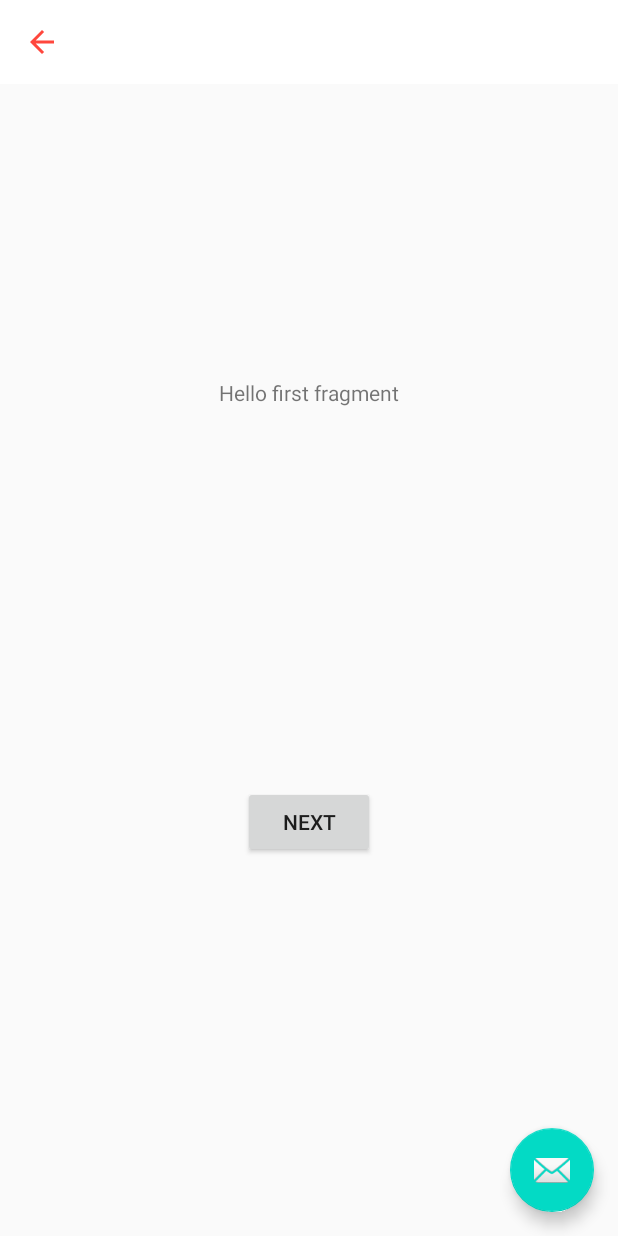
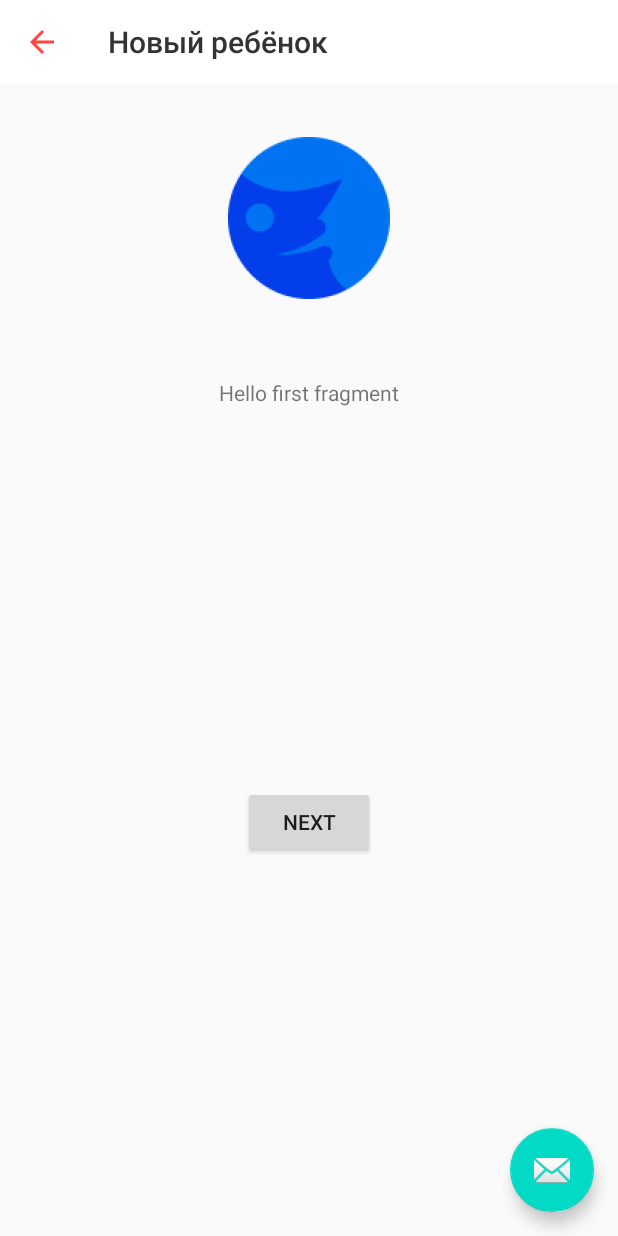
Before and after one commit to NurseyitTursunkulov/TestRussiaIvan, an Android app: the screen it shows after launch (MainActivity), on a phone screen of 412 x 824 dp. Run offline under Robolectric (Android 15) with nearby library versions, the phone set to English and light mode, and no system bars.

Commit message:
toolbar added

```diff
--- a/app/src/main/res/layout/fragment_first.xml
+++ b/app/src/main/res/layout/fragment_first.xml
@@ -25,4 +25,19 @@
         app:layout_constraintEnd_toEndOf="parent"
         app:layout_constraintStart_toStartOf="parent"
         app:layout_constraintTop_toBottomOf="@id/textview_first" />
+
+    <ImageView
+        android:id="@+id/imageView"
+        android:layout_width="wrap_content"
+        android:layout_height="wrap_content"
+        android:layout_marginStart="125dp"
+        android:layout_marginLeft="125dp"
+        android:layout_marginTop="91dp"
+        android:layout_marginEnd="125dp"
+        android:layout_marginRight="125dp"
+        android:src="@mipmap/photo_icon_foreground"
+        app:layout_constraintEnd_toEndOf="parent"
+        app:layout_constraintHorizontal_bias="0.5"
+        app:layout_constraintStart_toStartOf="parent"
+        app:layout_constraintTop_toTopOf="parent" />
 </androidx.constraintlayout.widget.ConstraintLayout>
--- /dev/null
+++ b/app/src/main/res/mipmap-anydpi-v26/photo_icon.xml
@@ -0,0 +1,5 @@
+<?xml version="1.0" encoding="utf-8"?>
+<adaptive-icon xmlns:android="http://schemas.android.com/apk/res/android">
+    <background android:drawable="@drawable/photo_icon_background"/>
+    <foreground android:drawable="@mipmap/photo_icon_foreground"/>
+</adaptive-icon>
--- /dev/null
+++ b/app/src/main/res/mipmap-anydpi-v26/photo_icon_round.xml
@@ -0,0 +1,5 @@
+<?xml version="1.0" encoding="utf-8"?>
+<adaptive-icon xmlns:android="http://schemas.android.com/apk/res/android">
+    <background android:drawable="@drawable/photo_icon_background"/>
+    <foreground android:drawable="@mipmap/photo_icon_foreground"/>
+</adaptive-icon>
--- a/app/src/main/res/values/strings.xml
+++ b/app/src/main/res/values/strings.xml
@@ -9,4 +9,5 @@
 
     <string name="hello_first_fragment">Hello first fragment</string>
     <string name="hello_second_fragment">Hello second fragment. Arg: %1$s</string>
+    <string name="page_title"> Новый ребёнок</string>
 </resources>
--- a/app/src/main/res/values/styles.xml
+++ b/app/src/main/res/values/styles.xml
@@ -17,8 +17,23 @@
     <style name="AppTheme.PopupOverlay" parent="ThemeOverlay.AppCompat.Light" />
 
     <style name="Toolbar.TitleText" parent="TextAppearance.Widget.AppCompat.Toolbar.Title">
-        <item name="android:textSize">20sp</item>
+                <item name="android:textSize">20sp</item>
+                <item name="android:textColor">
+                    #333333
+                </item>
+        <item name="android:text">adkfjljasdkf</item>
     </style>
 
 
+    <style name="page_title">
+
+        <item name="android:textSize">
+            20sp
+        </item>
+
+        <item name="android:textColor">
+            #333333
+        </item>
+
+    </style>
 </resources>
```
Also changed, not shown: app/src/main/res/drawable/photo_icon_background.xml (added, +74 -0 lines), app/src/main/photo_icon-playstore.png (added), app/src/main/res/mipmap-hdpi/photo_icon.png (added), app/src/main/res/mipmap-hdpi/photo_icon_foreground.png (added), app/src/main/res/mipmap-mdpi/photo_icon.png (added), app/src/main/res/mipmap-mdpi/photo_icon_round.png (added), app/src/main/res/mipmap-xhdpi/photo_icon_foreground.png (added), app/src/main/res/mipmap-xhdpi/photo_icon_round.png (added), app/src/main/res/mipmap-xxhdpi/photo_icon.png (added), app/src/main/res/mipmap-xxhdpi/photo_icon_foreground.png (added), app/src/main/res/mipmap-xxxhdpi/photo_icon.png (added), app/src/main/res/mipmap-xxxhdpi/photo_icon_foreground.png (added).
